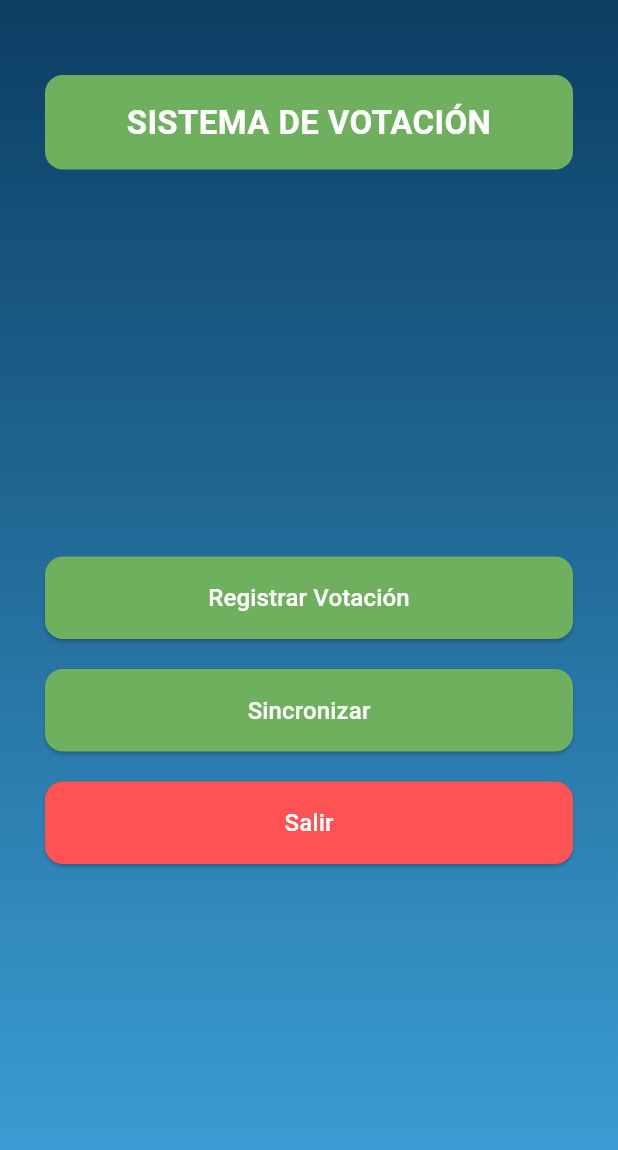
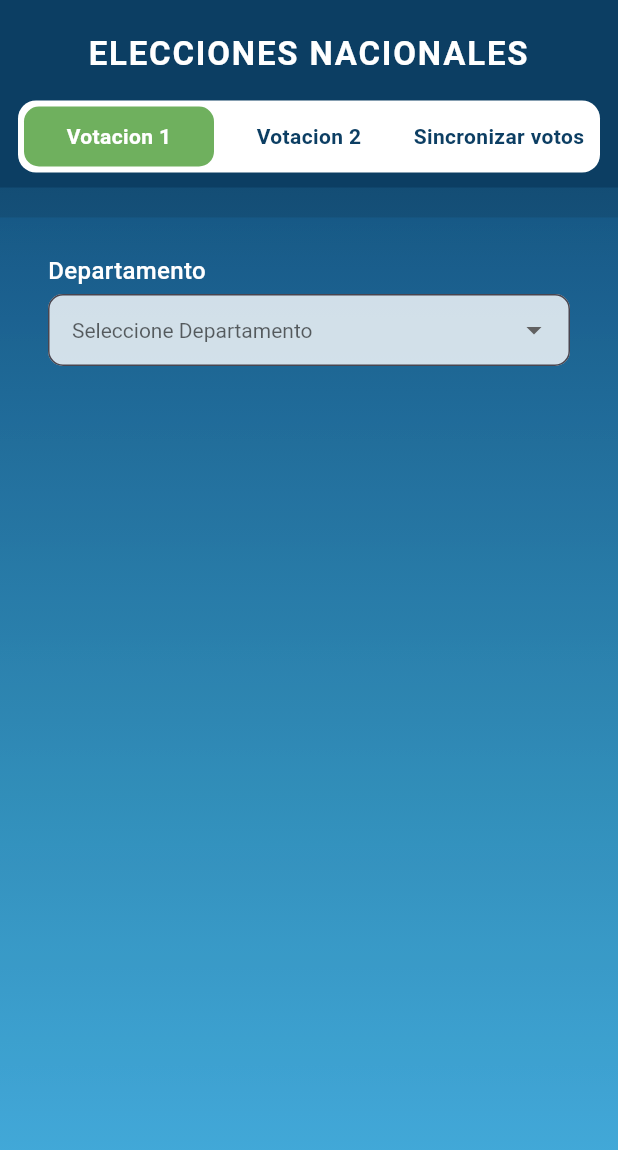
Before and after one commit to ElTapiaGit/frontend-votacion, a Flutter app: the HomePage screen opened by its route, after a tap on "Registrar Votación", on a phone screen of 412 x 824 dp. Shown: the top 1150 px of the screen. Run offline on Flutter 3.47's test engine with Material 3 defaults, Android fonts, the phone set to English and light mode, and no system bars.

Commit message:
segundo commit: views register

```diff
--- a/lib/core/routes/app_routes.dart
+++ b/lib/core/routes/app_routes.dart
@@ -1,13 +1,16 @@
 import 'package:flutter/material.dart';
 import 'package:demo_filestack/modules/auth/view/login_page.dart';
 import 'package:demo_filestack/modules/home/view/home_page.dart';
+import 'package:demo_filestack/modules/votacion/view/layout_menu.dart';
 
 class AppRoutes {
   static const String login = '/';
   static const String home = '/home';
+  static const String voting = '/votacion';
 
   static Map<String, WidgetBuilder> get routes => {
     login: (_) => const LoginPage(),
     home: (_) => const HomePage(),
+    voting: (_) => const RegistrarVotacionPage(),
   };
 }
--- a/lib/modules/home/view/home_page.dart
+++ b/lib/modules/home/view/home_page.dart
@@ -24,7 +24,7 @@ class HomePage extends StatelessWidget {
               width: double.infinity,
               padding: const EdgeInsets.all(16),
               decoration: BoxDecoration(
-                color: AppColors.secondary,
+                color: AppColors.primary,
                 borderRadius: BorderRadius.circular(12),
               ),
               child: const Text(
@@ -48,7 +48,7 @@ class HomePage extends StatelessWidget {
                     context: context,
                     label: 'Registrar Votación',
                     onPressed: () {
-                      // TODO: Navegar al módulo de votación
+                      Navigator.pushNamed(context, '/votacion');
                     },
                   ),
                   const SizedBox(height: 20),
@@ -56,7 +56,7 @@ class HomePage extends StatelessWidget {
                     context: context,
                     label: 'Sincronizar',
                     onPressed: () {
-                      // TODO: Agregar funcionalidad de sincronización
+                      //Agregar funcionalidad de sincronización
                     },
                   ),
                   const SizedBox(height: 20),
--- /dev/null
+++ b/lib/modules/votacion/view/layout_menu.dart
@@ -0,0 +1,134 @@
+import 'package:flutter/material.dart';
+import 'package:demo_filestack/core/constants/app_colors.dart';
+import 'package:demo_filestack/modules/votacion/view/votacion_1.dart';
+import 'package:demo_filestack/modules/votacion/view/votacion_2.dart';
+import 'package:demo_filestack/modules/votacion/view/sincronizar_votos.dart';
+
+
+class RegistrarVotacionPage extends StatefulWidget {
+  const RegistrarVotacionPage({super.key});
+
+  @override
+  State<RegistrarVotacionPage> createState() => _RegistrarVotacionPageState();
+}
+
+class _RegistrarVotacionPageState extends State<RegistrarVotacionPage> {
+  int currentTab = 0;
+
+  final List<Widget> _tabViews = const [
+    Votacion1View(),
+    Votacion2View(),
+    SincronizarView(),
+  ];
+
+  @override
+  Widget build(BuildContext context) {
+    return Scaffold(
+      body: SafeArea(
+        child: Container(
+          decoration: const BoxDecoration(
+            gradient: LinearGradient(
+              colors: [AppColors.primary, AppColors.accent],
+              begin: Alignment.topCenter,
+              end: Alignment.bottomCenter,
+            ),
+          ),
+          child: Column(
+            children: [
+              // Header estilo AppBar
+              Container(
+                width: double.infinity,
+                color: AppColors.primary,
+                padding: const EdgeInsets.only(top: 20, bottom: 10),
+                child: Column(
+                  children: [
+                    const Text(
+                      'ELECCIONES NACIONALES',
+                      textAlign: TextAlign.center,
+                      style: TextStyle(
+                        color: AppColors.white,
+                        fontSize: 22,
+                        fontWeight: FontWeight.bold,
+                        letterSpacing: 1.2,
+                      ),
+                    ),
+                    const SizedBox(height: 16),
+                    // Menu TabBar
+                    Padding(
+                      padding: const EdgeInsets.symmetric(horizontal: 12),
+                      child: Container(
+                        padding: const EdgeInsets.all(4),
+                        decoration: BoxDecoration(
+                          color: AppColors.white,
+                          borderRadius: BorderRadius.circular(12),
+                        ),
+                        child: Row(
+                          children: [
+                            _buildTabButton('Votacion 1', 0),
+                            _buildTabButton('Votacion 2', 1),
+                            _buildTabButton('Sincronizar votos', 2),
+                          ],
+                        ),
+                      ),
+                    ),
+                  ],
+                ),
+              ),
+              const SizedBox(height: 20),
+
+              // Contenido principal
+              Expanded(
+                child: AnimatedSwitcher(
+                  duration: const Duration(milliseconds: 300),
+                  child: Container(
+                    key: ValueKey(currentTab),
+                    padding: const EdgeInsets.symmetric(horizontal: 16, vertical: 8),
+                    margin: const EdgeInsets.only(bottom: 10),
+                    decoration: BoxDecoration(
+                      //color: Colors.white.withValues(alpha: 0.15), // Efecto cristalino
+                      color: Colors.white.withAlpha(30), // Transparencia
+                      borderRadius: BorderRadius.circular(0), // Sin borde superior redondeado
+                      backgroundBlendMode: BlendMode.overlay,
+                    ),
+                    child: _tabViews[currentTab],
+                  ),
+                ),
+              ),
+            ],
+          ),
+        ),
+      ),
+    );
+  }
+
+  Widget _buildTabButton(String label, int index) {
+    final isSelected = currentTab == index;
+    return Expanded(
+      child: GestureDetector(
+        onTap: () {
+          setState(() {
+            currentTab = index;
+            //resetCampos();
+          });
+        },
+        child:  AnimatedContainer(
+          duration: const Duration(milliseconds: 250),
+          padding: const EdgeInsets.symmetric(vertical: 10),
+          decoration: BoxDecoration(
+            color: isSelected ? AppColors.secondary : Colors.transparent,
+            borderRadius: BorderRadius.circular(10),
+          ),
+          child: Text(
+            label,
+            textAlign: TextAlign.center,
+            style: TextStyle(
+              color: isSelected ? Colors.white : AppColors.primary,
+              fontWeight: FontWeight.bold,
+              fontSize: 14,
+            ),
+          ),
+        ),
+      ),
+    );
+  }
+}
--- /dev/null
+++ b/lib/modules/votacion/view/sincronizar_votos.dart
@@ -0,0 +1,21 @@
+// sincronizar_view.dart
+import 'package:flutter/material.dart';
+import 'package:demo_filestack/core/constants/app_colors.dart';
+
+class SincronizarView extends StatelessWidget {
+  const SincronizarView({super.key});
+
+  @override
+  Widget build(BuildContext context) {
+    return const Center(
+      child: Padding(
+        padding: EdgeInsets.all(16),
+        child: Text(
+          'Sincronización de votos en desarrollo...',
+          style: TextStyle(fontSize: 18, color: AppColors.white, fontWeight: FontWeight.bold),
+          textAlign: TextAlign.center,
+        ),
+      ),
+    );
+  }
+}
--- /dev/null
+++ b/lib/modules/votacion/view/votacion_1.dart
@@ -0,0 +1,125 @@
+import 'package:flutter/material.dart';
+import 'package:demo_filestack/core/constants/app_colors.dart';
+
+class Votacion1View extends StatefulWidget {
+  const Votacion1View({super.key});
+
+  @override
+  State<Votacion1View> createState() => _Votacion1ViewState();
+}
+
+class _Votacion1ViewState extends State<Votacion1View> {
+  String? selectedDepartamento;
+  String? selectedProvincia;
+  String? selectedMunicipio;
+  String? selectedDistrito;
+  String? selectedZona;
+  String? selectedCircunscripcion;
+  String? selectedRecinto;
+
+  final List<String> departamentos = List.generate(9, (i) => 'Dep ${i + 1}');
+  final List<String> provincias = List.generate(5, (i) => 'Provincia ${i + 1}');
+  final List<String> municipios = List.generate(3, (i) => 'Municipio ${i + 1}');
+  final List<String> distritos = List.generate(3, (i) => 'Distrito ${i + 1}');
+  final List<String> zonas = List.generate(3, (i) => 'Zona ${i + 1}');
+  final List<String> circunscripciones = List.generate(3, (i) => 'Circunscripción ${i + 1}');
+  final List<String> recintos = List.generate(3, (i) => 'Recinto ${i + 1}');
+
+  Widget _buildDropdown(String label, String? selectedValue, List<String> options, void Function(String?) onChanged) {
+    return Column(
+      crossAxisAlignment: CrossAxisAlignment.start,
+      children: [
+        Text(
+          label,
+          style: const TextStyle(
+            color: AppColors.white,
+            fontSize: 16,
+            fontWeight: FontWeight.w500,
+          )
+        ),
+        const SizedBox(height: 4),
+        DropdownButtonFormField<String>(
+          value: selectedValue,
+          hint: Text('Seleccione $label'),
+          items: options.map((e) => DropdownMenuItem(value: e, child: Text(e))).toList(),
+          onChanged: onChanged,
+          style: const TextStyle(color: Colors.black),
+          decoration: InputDecoration(
+            filled: true,
+            fillColor: Colors.white.withValues(alpha: 0.8),
+            contentPadding: const EdgeInsets.symmetric(horizontal: 12, vertical: 10),
+            border: OutlineInputBorder(borderRadius: BorderRadius.circular(10)),
+          ),
+          dropdownColor: Colors.white,
+        ),
+        const SizedBox(height: 12),
+      ],
+    );
+  }
+
+  @override
+  Widget build(BuildContext context) {
+    return LayoutBuilder(
+      builder: (context, constraints) {
+        return SizedBox(
+          height: constraints.maxHeight,
+          child: SingleChildScrollView(
+            padding: const EdgeInsets.all(16),
+            child: Column(
+              crossAxisAlignment: CrossAxisAlignment.stretch,
+              children: [
+                _buildDropdown('Departamento', selectedDepartamento, departamentos, (val) {
+                  setState(() {
+                    selectedDepartamento = val;
+                    selectedProvincia = null;
+                  });
+                }),
+                if (selectedDepartamento != null)
+                  _buildDropdown('Provincia', selectedProvincia, provincias, (val) {
+                    setState(() {
+                      selectedProvincia = val;
+                      selectedMunicipio = null;
+                    });
+                  }),
+                if (selectedProvincia != null)
+                  _buildDropdown('Municipio', selectedMunicipio, municipios, (val) {
+                    setState(() {
+                      selectedMunicipio = val;
+                      selectedDistrito = null;
+                    });
+                  }),
+                if (selectedMunicipio != null)
+                  _buildDropdown('Distrito', selectedDistrito, distritos, (val) {
+                    setState(() {
+                      selectedDistrito = val;
+                      selectedZona = null;
+                    });
+                  }),
+                if (selectedDistrito != null)
+                  _buildDropdown('Zona', selectedZona, zonas, (val) {
+                    setState(() {
+                      selectedZona = val;
+                      selectedCircunscripcion = null;
+                    });
+                  }),
+                if (selectedZona != null)
+                  _buildDropdown('Circunscripción', selectedCircunscripcion, circunscripciones, (val) {
+                    setState(() {
+                      selectedCircunscripcion = val;
+                      selectedRecinto = null;
+                    });
+                  }),
+                if (selectedCircunscripcion != null)
+                  _buildDropdown('Recinto', selectedRecinto, recintos, (val) {
+                    setState(() {
+                      selectedRecinto = val;
+                    });
+                  }),
+              ],
+            ),
+          ),
+        );
+      }
+    );
+  }
+}
--- /dev/null
+++ b/lib/modules/votacion/view/votacion_2.dart
@@ -0,0 +1,25 @@
+// votacion_2_view.dart
+import 'package:flutter/material.dart';
+import 'package:demo_filestack/core/constants/app_colors.dart';
+
+class Votacion2View extends StatelessWidget {
+  const Votacion2View({super.key});
+
+  @override
+  Widget build(BuildContext context) {
+    return LayoutBuilder(
+      builder: (context, constraints) {
+        return SizedBox(
+          height: constraints.maxHeight,
+          child: SingleChildScrollView(
+            padding: const EdgeInsets.all(16),
+            child: Text(
+              'Formulario de Votación 2',
+              style: TextStyle(fontSize: 16, color: AppColors.white),
+            ),
+          ),
+        );
+      },
+    );
+  }
+}
```
